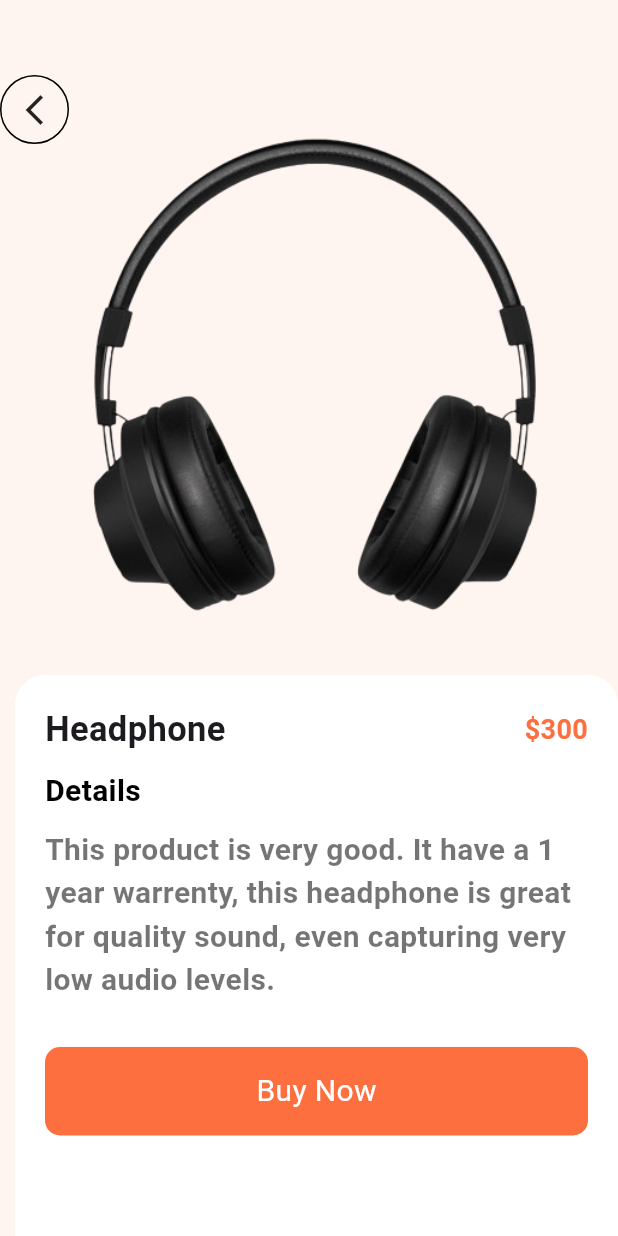
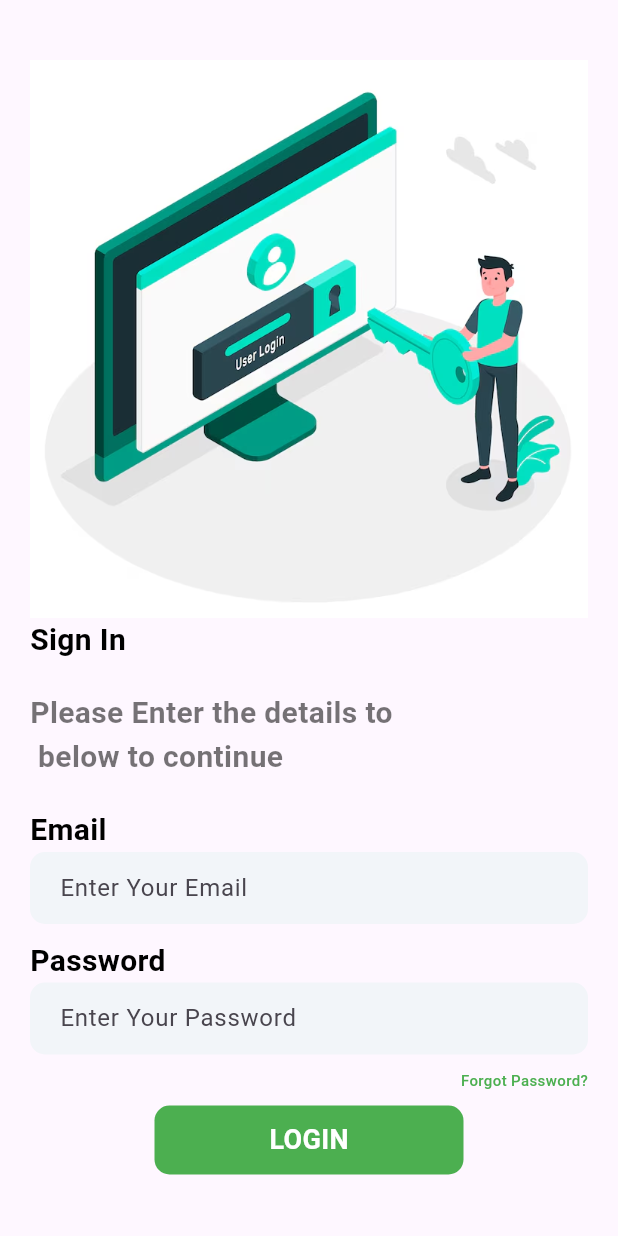
Before and after one commit to SUJANSSTHA/ecommerceflutter, a Flutter app: the screen it shows after launch, on a phone screen of 412 x 824 dp. Run offline on Flutter 3.47's test engine with Material 3 defaults, Android fonts, the phone set to English and light mode, and no system bars; our stand-ins replace curved_navigation_bar, firebase_core; accounts and stored records are empty.

Commit message:
SignIn UI completed

```diff
--- a/lib/main.dart
+++ b/lib/main.dart
@@ -1,5 +1,5 @@
 import 'package:ecommerceflutter/firebase_options.dart';
-import 'package:ecommerceflutter/page/product_details.dart';
+import 'package:ecommerceflutter/page/login.dart';
 import 'package:firebase_core/firebase_core.dart';
 import 'package:flutter/material.dart';
 
@@ -31,8 +31,10 @@ class MyApp extends StatelessWidget {
       ),
       // home: const Onbording(),
       // home: const Home(),
-      home: ProductDetails(),
+      // home: ProductDetails(),
+      home: LogIn(),
       // home: ButtonNav(),
+
       // home: const MyHomePage(title: 'Flutter Demo Home Page'),
     );
   }
--- /dev/null
+++ b/lib/page/login.dart
@@ -0,0 +1,136 @@
+// import 'package:flutter/foundation.dart';
+// import 'package:flutter/widgets.dart';
+import 'package:ecommerceflutter/widget/support_widget.dart';
+import 'package:flutter/material.dart';
+
+class LogIn extends StatefulWidget {
+  const LogIn({super.key});
+
+  @override
+  State<LogIn> createState() => _LogInState();
+}
+
+class _LogInState extends State<LogIn> {
+  @override
+  Widget build(BuildContext context) {
+    return Scaffold(
+      body: Container(
+        margin:
+            EdgeInsets.only(top: 40.0, left: 20.0, right: 20.0, bottom: 40.0),
+        child: SingleChildScrollView(
+          child: Column(
+            crossAxisAlignment: CrossAxisAlignment.start,
+            children: [
+              Image.asset("images/login.png"),
+              Text(
+                "Sign In",
+                style: AppWidget.seamiboldTextFeildStyle(),
+              ),
+              SizedBox(
+                height: 20.0,
+              ),
+              Text(
+                "Please Enter the details to\n below to continue ",
+                style: AppWidget.lightTextFeildStyle(),
+              ),
+              SizedBox(
+                height: 20.0,
+              ),
+              Text(
+                "Email ",
+                style: AppWidget.seamiboldTextFeildStyle(),
+              ),
+              // SizedBox(height: 10.0,),
+              Container(
+                padding: EdgeInsets.only(left: 20.0),
+                decoration: BoxDecoration(
+                    color: Color(0xFFf2f5f9),
+                    borderRadius: BorderRadius.circular(10)),
+                child: TextField(
+                  decoration: InputDecoration(
+                      border: InputBorder.none, hintText: "Enter Your Email"),
+                ),
+              ),
+              SizedBox(
+                height: 10.0,
+              ),
+              Text(
+                "Password",
+                style: AppWidget.seamiboldTextFeildStyle(),
+              ),
+              // SizedBox (height: 10.0,),
+              Container(
+                padding: EdgeInsets.only(left: 20.0),
+                decoration: BoxDecoration(
+                    color: Color(0xFFf2f5f9),
+                    borderRadius: BorderRadius.circular(10)),
+                child: TextField(
+                  decoration: InputDecoration(
+                      border: InputBorder.none,
+                      hintText: "Enter Your Password"),
+                ),
+              ),
+              SizedBox(
+                height: 10.0,
+              ),
+              Row(
+                mainAxisAlignment: MainAxisAlignment.end,
+                children: [
+                  Text(
+                    "Forgot Password?",
+                    style: TextStyle(
+                        color: Colors.green,
+                        fontSize: 10.0,
+                        fontWeight: FontWeight.w500),
+                  ),
+                ],
+              ),
+              SizedBox(
+                height: 10.0,
+              ),
+              Center(
+                child: Container(
+                  width: MediaQuery.of(context).size.width / 2,
+                  margin: EdgeInsets.only(bottom: 10.0),
+                  padding: EdgeInsets.all(10.0),
+                  decoration: BoxDecoration(
+                      color: Colors.green,
+                      borderRadius: BorderRadius.circular(10)),
+                  child: Center(
+                    child: Text(
+                      "LOGIN",
+                      style: TextStyle(
+                        color: Colors.white,
+                        fontSize: 18.0,
+                        fontWeight: FontWeight.bold,
+                      ),
+                    ),
+                  ),
+                ),
+              ),
+              SizedBox(
+                height: 10.0,
+              ),
+              Row(
+                mainAxisAlignment: MainAxisAlignment.center,
+                children: [
+                  Text(
+                    "Don't Havae an accout?   ",
+                    style: AppWidget.lightTextFeildStyle(),
+                  ),
+                   Text(
+                    "Sign Up",
+                    style: TextStyle(
+                        color: Colors.green,
+                        fontSize: 10.0,
+                        fontWeight: FontWeight.w500),
+                  ),
+                ],
+              ),
+            ],
+          ),
+        ),
+      ),
+    );
+  }
+}
```
Also changed, not shown: lib/widget/support_widget.dart (+10 -10 lines), images/login.png (added).
